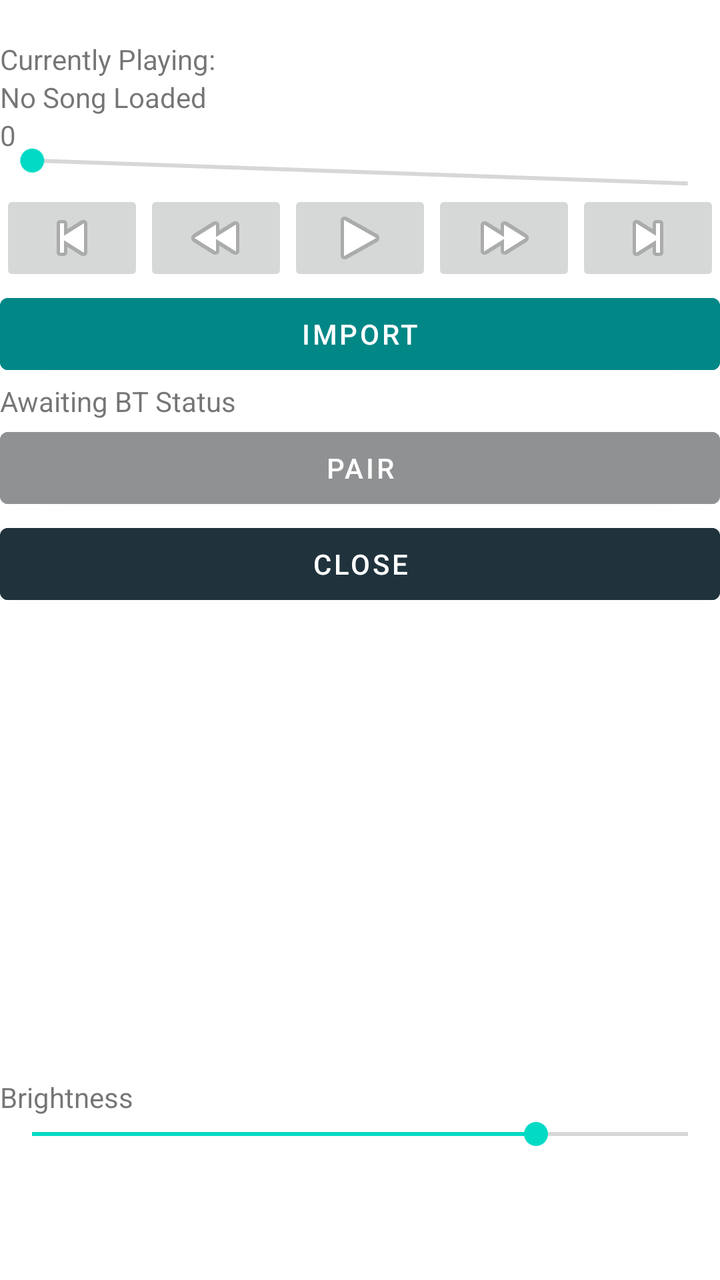
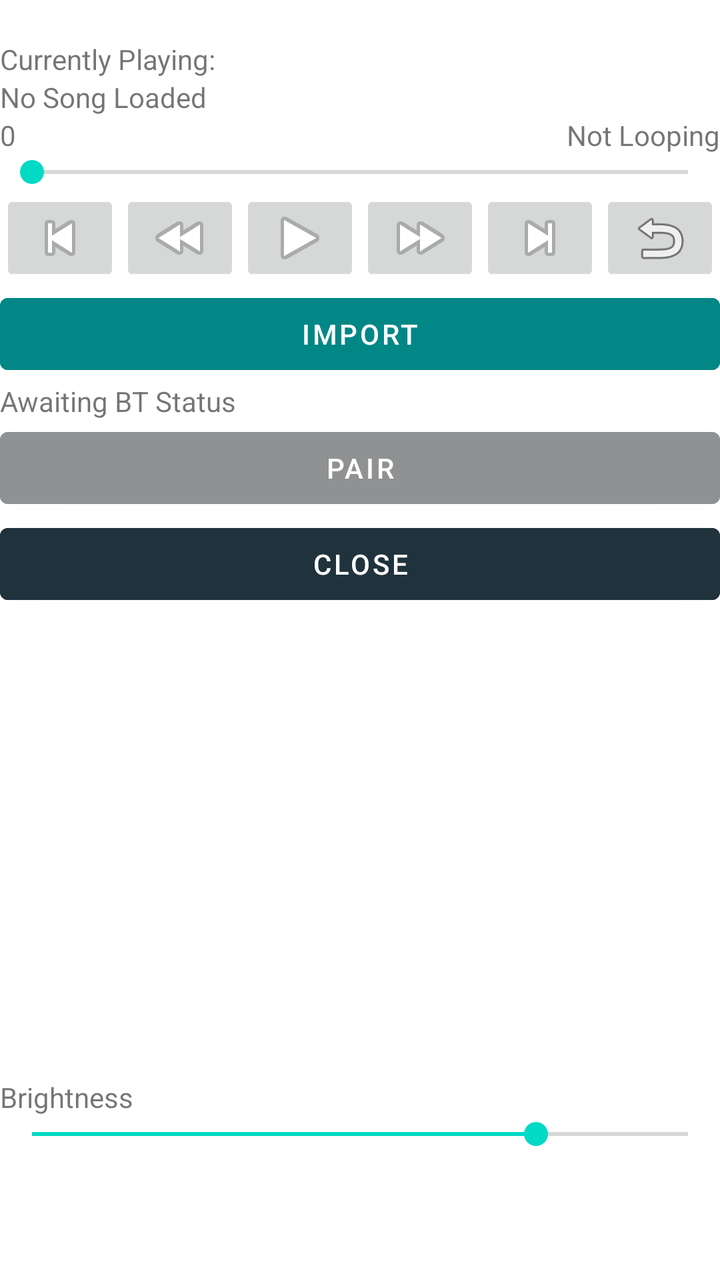

The first picture is an Android layout as it rendered before a commit; the second is the same layout after the commit. The layout source and the unified diff follow.
<!-- AndroidManifest.xml: application theme Theme.MyApplication -->
<!-- res/layout/activity_main.xml -->
<?xml version="1.0" encoding="utf-8"?>
<androidx.constraintlayout.widget.ConstraintLayout xmlns:android="http://schemas.android.com/apk/res/android"
    xmlns:app="http://schemas.android.com/apk/res-auto"
    xmlns:tools="http://schemas.android.com/tools"
    android:id="@+id/sendButton"
    android:layout_width="fill_parent"
    android:layout_height="match_parent"
    tools:context=".MainActivity">

    <LinearLayout
        android:id="@+id/linearLayout"
        android:layout_width="match_parent"
        android:layout_height="match_parent"
        android:layout_alignParentTop="false"
        android:gravity="center"
        android:orientation="vertical"
        tools:layout_editor_absoluteX="0dp"
        tools:layout_editor_absoluteY="0dp">

        <Space
            android:layout_width="match_parent"
            android:layout_height="@android:dimen/system_app_widget_inner_radius" />

        <TextView
            android:id="@+id/textView3"
            android:layout_width="match_parent"
            android:layout_height="wrap_content"
            android:text="Currently Playing:" />

        <TextView
            android:id="@+id/textView_fileName"
            android:layout_width="match_parent"
            android:layout_height="wrap_content"
            android:text="No Song Loaded" />

        <TextView
            android:id="@+id/textView_progress"
            android:layout_width="match_parent"
            android:layout_height="wrap_content"
            android:text="0" />

        <SeekBar
            android:id="@+id/seekBar_songProgress"
            android:layout_width="match_parent"
            android:layout_height="wrap_content"
            android:rotation="2" />

        <LinearLayout
            android:layout_width="match_parent"
            android:layout_height="@android:dimen/app_icon_size"
            android:orientation="horizontal">

            <ImageButton
                android:id="@+id/imageButton5"
                android:layout_width="wrap_content"
                android:layout_height="wrap_content"
                android:layout_weight="1"
                android:src="@android:drawable/ic_media_previous" />

            <ImageButton
                android:id="@+id/imageButton4"
                android:layout_width="wrap_content"
                android:layout_height="wrap_content"
                android:layout_weight="1"
                android:src="@android:drawable/ic_media_rew" />

            <ImageButton
                android:id="@+id/playButton"
                android:layout_width="wrap_content"
                android:layout_height="wrap_content"
                android:layout_weight="1"
                android:src="@android:drawable/ic_media_play" />

            <ImageButton
                android:id="@+id/imageButton2"
                android:layout_width="wrap_content"
                android:layout_height="wrap_content"
                android:layout_weight="1"
                android:src="@android:drawable/ic_media_ff" />

            <ImageButton
                android:id="@+id/imageButton3"
                android:layout_width="wrap_content"
                android:layout_height="wrap_content"
                android:layout_weight="1"
                android:src="@android:drawable/ic_media_next" />
        </LinearLayout>

        <Button
            android:id="@+id/importButton"
            android:layout_width="match_parent"
            android:layout_height="wrap_content"
            android:backgroundTint="@color/teal_700"
            android:text="IMPORT" />

        <TextView
            android:id="@+id/myLabel"
            android:layout_width="match_parent"
            android:layout_height="wrap_content"
            android:text="Awaiting BT Status" />

        <Button
            android:id="@+id/pairButton"
            android:layout_width="match_parent"
            android:layout_height="wrap_content"
            android:backgroundTint="@color/material_dynamic_neutral60"
            android:text="Pair" />

        <Button
            android:id="@+id/closeButton"
            android:layout_width="match_parent"
            android:layout_height="wrap_content"
            android:backgroundTint="@color/material_dynamic_secondary20"
            android:text="Close" />

        <androidx.recyclerview.widget.RecyclerView
            android:id="@+id/rv_list_midifiles"
            android:layout_width="match_parent"
            android:layout_height="match_parent"
            android:layout_weight="1" />

        <TextView
            android:id="@+id/textView_Brightness"
            android:layout_width="match_parent"
            android:layout_height="wrap_content"
            android:text="Brightness" />

        <SeekBar
            android:id="@+id/seekBar_Brightness"
            android:layout_width="match_parent"
            android:layout_height="wrap_content"
            android:max="255"
            android:progress="196" />

        <Space
            android:layout_width="match_parent"
            android:layout_height="@android:dimen/notification_large_icon_width" />

    </LinearLayout>
</androidx.constraintlayout.widget.ConstraintLayout>
<!-- resources referenced by this layout -->
<resources>
  <color name="teal_700">#FF018786</color>
  <style name="Theme.MyApplication" parent="Theme.MaterialComponents.DayNight.DarkActionBar">
          
          <item name="colorPrimary">@color/purple_500</item>
          <item name="colorPrimaryVariant">@color/purple_700</item>
          <item name="colorOnPrimary">@color/white</item>
          
          <item name="colorSecondary">@color/teal_200</item>
          <item name="colorSecondaryVariant">@color/teal_700</item>
          <item name="colorOnSecondary">@color/black</item>
          
          <item name="android:statusBarColor">?attr/colorPrimaryVariant</item>
          
      </style>
  <color name="purple_500">#FF6200EE</color>
  <color name="purple_700">#FF3700B3</color>
  <color name="white">#FFFFFFFF</color>
  <color name="teal_200">#FF03DAC5</color>
  <color name="black">#FF000000</color>
</resources>

<!-- the commit's change to res/layout/activity_main.xml (unified diff, before → after) -->
@@ -33,17 +33,31 @@
             android:layout_height="wrap_content"
             android:text="No Song Loaded" />
 
-        <TextView
-            android:id="@+id/textView_progress"
+        <LinearLayout
             android:layout_width="match_parent"
             android:layout_height="wrap_content"
-            android:text="0" />
+            android:orientation="horizontal">
+
+            <TextView
+                android:id="@+id/textView_progress"
+                android:layout_width="wrap_content"
+                android:layout_height="wrap_content"
+                android:text="0" />
+
+            <TextView
+                android:id="@+id/textView_looping"
+                android:layout_width="wrap_content"
+                android:layout_height="wrap_content"
+                android:layout_weight="1"
+                android:text="Not Looping"
+                android:textAlignment="textEnd" />
+        </LinearLayout>
 
         <SeekBar
             android:id="@+id/seekBar_songProgress"
             android:layout_width="match_parent"
             android:layout_height="wrap_content"
-            android:rotation="2" />
+            android:rotation="0" />
 
         <LinearLayout
             android:layout_width="match_parent"
@@ -51,14 +65,14 @@
             android:orientation="horizontal">
 
             <ImageButton
-                android:id="@+id/imageButton5"
+                android:id="@+id/imageButton_SS2"
                 android:layout_width="wrap_content"
                 android:layout_height="wrap_content"
                 android:layout_weight="1"
                 android:src="@android:drawable/ic_media_previous" />
 
             <ImageButton
-                android:id="@+id/imageButton4"
+                android:id="@+id/imageButton_SS1"
                 android:layout_width="wrap_content"
                 android:layout_height="wrap_content"
                 android:layout_weight="1"
@@ -72,18 +86,25 @@
                 android:src="@android:drawable/ic_media_play" />
 
             <ImageButton
-                android:id="@+id/imageButton2"
+                android:id="@+id/imageButton_FF1"
                 android:layout_width="wrap_content"
                 android:layout_height="wrap_content"
                 android:layout_weight="1"
                 android:src="@android:drawable/ic_media_ff" />
 
             <ImageButton
-                android:id="@+id/imageButton3"
+                android:id="@+id/imageButton_FF2"
                 android:layout_width="wrap_content"
                 android:layout_height="wrap_content"
                 android:layout_weight="1"
                 android:src="@android:drawable/ic_media_next" />
+
+            <ImageButton
+                android:id="@+id/imageButton_loop"
+                android:layout_width="wrap_content"
+                android:layout_height="wrap_content"
+                android:layout_weight="1"
+                app:srcCompat="@android:drawable/ic_menu_revert" />
         </LinearLayout>
 
         <Button
